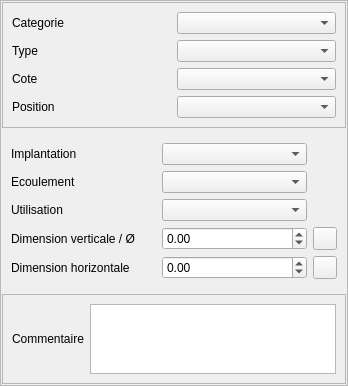
Old version of the form Lamia/iface/qgiswidget/tools/toolprepro/base3_levee/lamiabase_levee_equipment_tool_ui_SIRS.ui in the repository Artelia/Lamia.
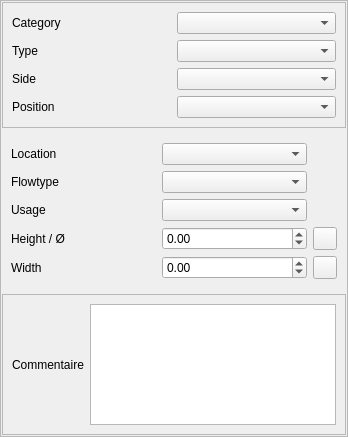
New version of the form. The open tabs and pages were chosen to show the change. Icons and pictures are not drawn.

Patch:
```diff
--- a/Lamia/iface/qgiswidget/tools/toolprepro/base3_levee/lamiabase_levee_equipment_tool_ui_SIRS.ui
+++ b/Lamia/iface/qgiswidget/tools/toolprepro/base3_levee/lamiabase_levee_equipment_tool_ui_SIRS.ui
@@ -7,7 +7,7 @@
     <x>0</x>
     <y>0</y>
     <width>348</width>
-    <height>377</height>
+    <height>437</height>
    </rect>
   </property>
   <property name="windowTitle">
@@ -44,7 +44,7 @@
          <item row="0" column="0">
           <widget class="QLabel" name="label_11">
            <property name="text">
-            <string>Categorie</string>
+            <string>Category</string>
            </property>
           </widget>
          </item>
@@ -58,7 +58,7 @@
          <item row="2" column="0">
           <widget class="QLabel" name="label_4">
            <property name="text">
-            <string>Cote</string>
+            <string>Side</string>
            </property>
           </widget>
          </item>
@@ -91,14 +91,14 @@
           <item row="3" column="0">
            <widget class="QLabel" name="label_8">
             <property name="text">
-             <string>Dimension verticale / Ø</string>
+             <string>Height / Ø</string>
             </property>
            </widget>
           </item>
           <item row="2" column="0">
            <widget class="QLabel" name="label_7">
             <property name="text">
-             <string>Utilisation</string>
+             <string>Usage</string>
             </property>
            </widget>
           </item>
@@ -119,7 +119,7 @@
           <item row="0" column="0">
            <widget class="QLabel" name="label_5">
             <property name="text">
-             <string>Implantation</string>
+             <string>Location</string>
             </property>
            </widget>
           </item>
@@ -129,7 +129,7 @@
           <item row="1" column="0">
            <widget class="QLabel" name="label_6">
             <property name="text">
-             <string>Ecoulement</string>
+             <string>Flowtype</string>
             </property>
            </widget>
           </item>
@@ -146,7 +146,7 @@
           <item row="4" column="0">
            <widget class="QLabel" name="label_10">
             <property name="text">
-             <string>Dimension horizontale</string>
+             <string>Width</string>
             </property>
            </widget>
           </item>
```
Left out of the diff: 30 changed lines with no effect on the pictures.
